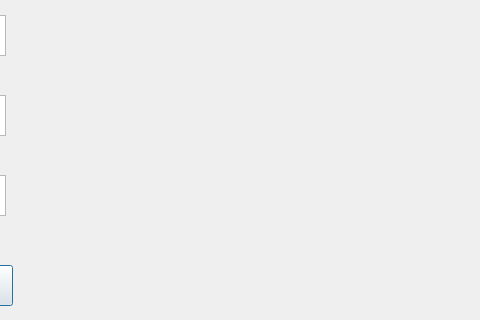
Before: the Qt Designer form Competitie_Sportiva/adaugare_club.ui in Nionutlucian/DatabaseProject-Sport-Competition, drawn with Qt 5; both pictures show x 278 to 758 and y 165 to 485 of the 758 by 485 pixel window.
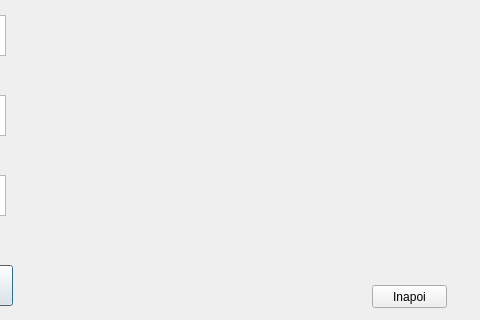
After: the same form once the commit is applied.

Patch:
```diff
--- a/Competitie_Sportiva/adaugare_club.ui
+++ b/Competitie_Sportiva/adaugare_club.ui
@@ -177,6 +177,19 @@
     <string/>
    </property>
   </widget>
+  <widget class="QPushButton" name="b_inapoi">
+   <property name="geometry">
+    <rect>
+     <x>650</x>
+     <y>450</y>
+     <width>75</width>
+     <height>23</height>
+    </rect>
+   </property>
+   <property name="text">
+    <string>Inapoi</string>
+   </property>
+  </widget>
  </widget>
  <resources/>
  <connections/>
```
